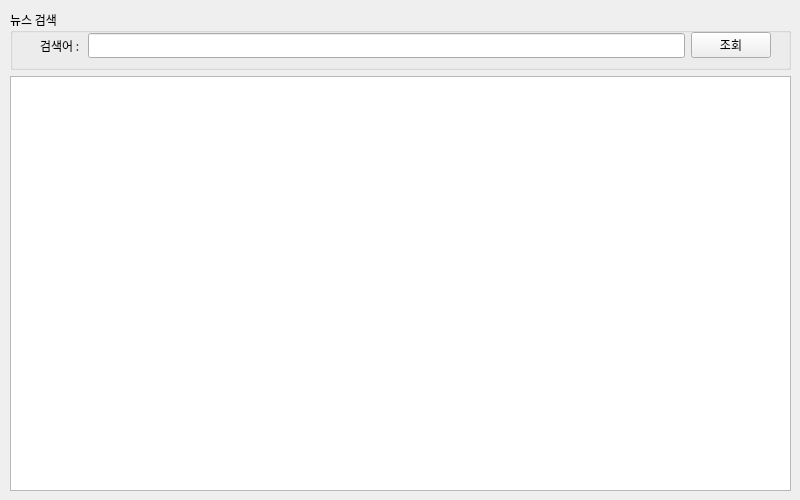
The window that day06/naverNews.ui (KangJeongTaek/java-bigdata-2024) describes before a commit, drawn with Qt 5.
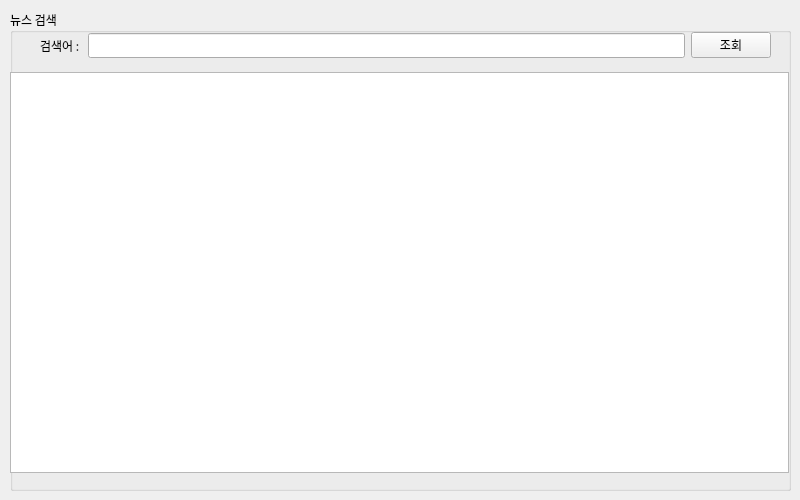
The same window after the commit.

What changed in the file:
```diff
--- a/day06/naverNews.ui
+++ b/day06/naverNews.ui
@@ -89,13 +89,16 @@
         </item>
        </layout>
       </widget>
-     </widget>
-    </item>
-    <item>
-     <widget class="QListView" name="lsvSearchResult">
-      <property name="enabled">
-       <bool>true</bool>
-      </property>
+      <widget class="QTableWidget" name="tblSearchResult">
+       <property name="geometry">
+        <rect>
+         <x>0</x>
+         <y>62</y>
+         <width>779</width>
+         <height>401</height>
+        </rect>
+       </property>
+      </widget>
      </widget>
     </item>
    </layout>
```
Left out of the diff: 2 changed lines with no effect on the pictures.
